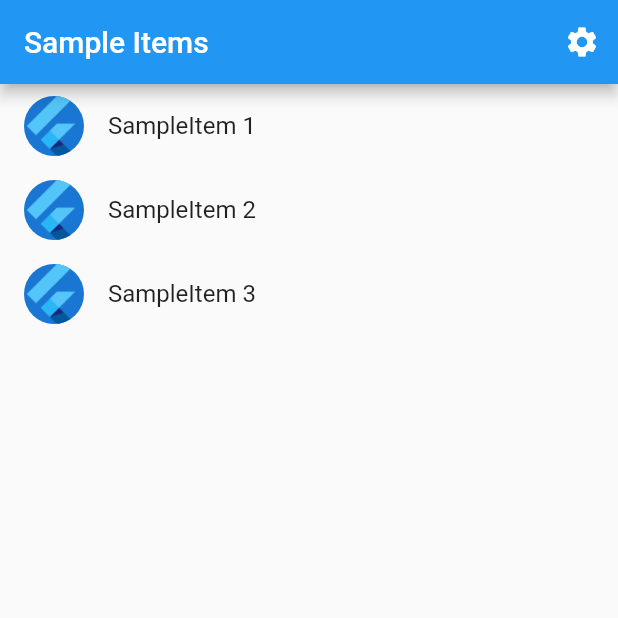
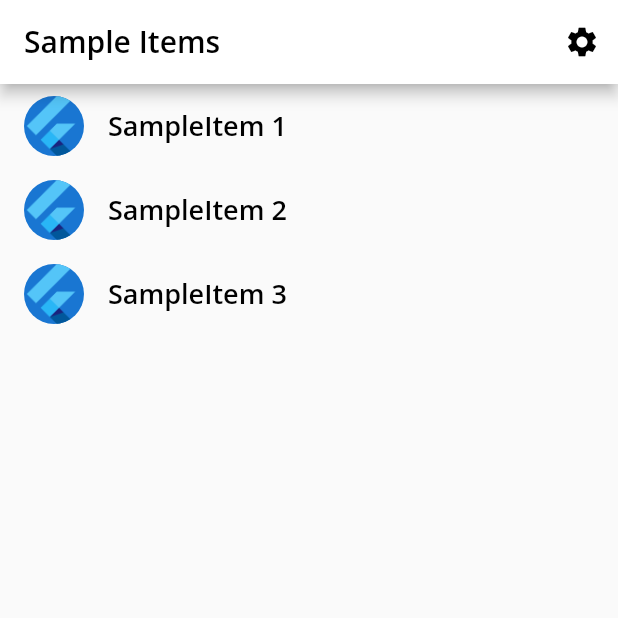
Before and after one commit to binos30/foodie, a Flutter app: the screen it shows after launch, on a phone screen of 412 x 824 dp, the top half of it. Run offline on Flutter 3.47's test engine with Material 2 defaults, Android fonts, the phone set to English and light mode, and no system bars; our stand-ins replace google_fonts, shared_preferences; generated files the repository leaves out were written again.

Commit message:
Add app theme. Persist user's preferred theme mode to local storage

```diff
--- a/lib/main.dart
+++ b/lib/main.dart
@@ -5,6 +5,8 @@ import 'src/settings/settings_controller.dart';
 import 'src/settings/settings_service.dart';
 
 void main() async {
+  WidgetsFlutterBinding.ensureInitialized();
+
   // Set up the SettingsController, which will glue user settings to multiple
   // Flutter Widgets.
   final settingsController = SettingsController(SettingsService());
--- a/lib/src/app.dart
+++ b/lib/src/app.dart
@@ -4,6 +4,7 @@ import 'package:flutter_localizations/flutter_localizations.dart';
 
 import 'sample_feature/sample_item_details_view.dart';
 import 'sample_feature/sample_item_list_view.dart';
+import 'app_theme.dart';
 import 'settings/settings_controller.dart';
 import 'settings/settings_view.dart';
 
@@ -56,8 +57,8 @@ class MyApp extends StatelessWidget {
           // Define a light and dark color theme. Then, read the user's
           // preferred ThemeMode (light, dark, or system default) from the
           // SettingsController to display the correct theme.
-          theme: ThemeData(),
-          darkTheme: ThemeData.dark(),
+          theme: AppTheme.light(),
+          darkTheme: AppTheme.dark(),
           themeMode: settingsController.themeMode,
 
           // Define a function to handle named routes in order to support
--- /dev/null
+++ b/lib/src/app_theme.dart
@@ -0,0 +1,115 @@
+import 'package:flutter/material.dart';
+import 'package:google_fonts/google_fonts.dart';
+
+class AppTheme {
+  static const themePrefKey = 'theme';
+
+  static TextTheme lightTextTheme = TextTheme(
+    bodyLarge: GoogleFonts.openSans(
+      fontSize: 14.0,
+      fontWeight: FontWeight.w700,
+      color: Colors.black,
+    ),
+    displayLarge: GoogleFonts.openSans(
+      fontSize: 32.0,
+      fontWeight: FontWeight.bold,
+      color: Colors.black,
+    ),
+    displayMedium: GoogleFonts.openSans(
+      fontSize: 21.0,
+      fontWeight: FontWeight.w700,
+      color: Colors.black,
+    ),
+    displaySmall: GoogleFonts.openSans(
+      fontSize: 16.0,
+      fontWeight: FontWeight.w600,
+      color: Colors.black,
+    ),
+    titleLarge: GoogleFonts.openSans(
+      fontSize: 20.0,
+      fontWeight: FontWeight.w600,
+      color: Colors.black,
+    ),
+    titleMedium: GoogleFonts.openSans(
+      fontSize: 18.0,
+      fontWeight: FontWeight.w600,
+      color: Colors.black,
+    ),
+  );
+
+  static TextTheme darkTextTheme = TextTheme(
+    bodyLarge: GoogleFonts.openSans(
+      fontSize: 14.0,
+      fontWeight: FontWeight.w700,
+      color: Colors.white,
+    ),
+    displayLarge: GoogleFonts.openSans(
+      fontSize: 32.0,
+      fontWeight: FontWeight.bold,
+      color: Colors.white,
+    ),
+    displayMedium: GoogleFonts.openSans(
+      fontSize: 21.0,
+      fontWeight: FontWeight.w700,
+      color: Colors.white,
+    ),
+    displaySmall: GoogleFonts.openSans(
+      fontSize: 16.0,
+      fontWeight: FontWeight.w600,
+      color: Colors.white,
+    ),
+    titleLarge: GoogleFonts.openSans(
+      fontSize: 20.0,
+      fontWeight: FontWeight.w600,
+      color: Colors.white,
+    ),
+    titleMedium: GoogleFonts.openSans(
+      fontSize: 18.0,
+      fontWeight: FontWeight.w600,
+      color: Colors.white,
+    ),
+  );
+
+  static ThemeData light() {
+    return ThemeData(
+      brightness: Brightness.light,
+      checkboxTheme: CheckboxThemeData(
+        fillColor: MaterialStateColor.resolveWith(
+          (states) {
+            return Colors.black;
+          },
+        ),
+      ),
+      appBarTheme: const AppBarTheme(
+        foregroundColor: Colors.black,
+        backgroundColor: Colors.white,
+      ),
+      floatingActionButtonTheme: const FloatingActionButtonThemeData(
+        foregroundColor: Colors.white,
+        backgroundColor: Colors.black,
+      ),
+      bottomNavigationBarTheme: const BottomNavigationBarThemeData(
+        selectedItemColor: Colors.green,
+      ),
+      textTheme: lightTextTheme,
+    );
+  }
+
+  static ThemeData dark() {
+    return ThemeData(
+      brightness: Brightness.dark,
+      appBarTheme: AppBarTheme(
+        foregroundColor: Colors.white,
+        backgroundColor: Colors.grey[900],
+      ),
+      floatingActionButtonTheme: const FloatingActionButtonThemeData(
+        foregroundColor: Colors.white,
+        backgroundColor: Colors.green,
+      ),
+      bottomNavigationBarTheme: const BottomNavigationBarThemeData(
+        selectedItemColor: Colors.green,
+      ),
+      textTheme: darkTextTheme,
+    );
+  }
+}
--- a/lib/src/settings/settings_service.dart
+++ b/lib/src/settings/settings_service.dart
@@ -1,4 +1,7 @@
 import 'package:flutter/material.dart';
+import 'package:shared_preferences/shared_preferences.dart';
+
+import '../app_theme.dart';
 
 /// A service that stores and retrieves user settings.
 ///
@@ -7,11 +10,30 @@ import 'package:flutter/material.dart';
 /// you'd like to store settings on a web server, use the http package.
 class SettingsService {
   /// Loads the User's preferred ThemeMode from local or remote storage.
-  Future<ThemeMode> themeMode() async => ThemeMode.system;
+  Future<ThemeMode> themeMode() async {
+    final prefs = await SharedPreferences.getInstance();
+    final currentTheme = prefs.getString(AppTheme.themePrefKey) ?? 'system';
+
+    return switch (currentTheme) {
+      'light' => ThemeMode.light,
+      'dark' => ThemeMode.dark,
+      _ => ThemeMode.system
+    };
+  }
 
   /// Persists the user's preferred ThemeMode to local or remote storage.
   Future<void> updateThemeMode(ThemeMode theme) async {
     // Use the shared_preferences package to persist settings locally or the
     // http package to persist settings over the network.
+    final prefs = await SharedPreferences.getInstance();
+
+    switch (theme) {
+      case ThemeMode.light:
+        await prefs.setString(AppTheme.themePrefKey, 'light');
+      case ThemeMode.dark:
+        await prefs.setString(AppTheme.themePrefKey, 'dark');
+      default:
+        await prefs.setString(AppTheme.themePrefKey, 'system');
+    }
   }
 }
--- a/pubspec.yaml
+++ b/pubspec.yaml
@@ -14,6 +14,8 @@ dependencies:
     sdk: flutter
   flutter_localizations:
     sdk: flutter
+  google_fonts: ^5.1.0
+  shared_preferences: ^2.2.0
 
 dev_dependencies:
   flutter_test:
```
Also changed, not shown: pubspec.lock, 1 other file.
